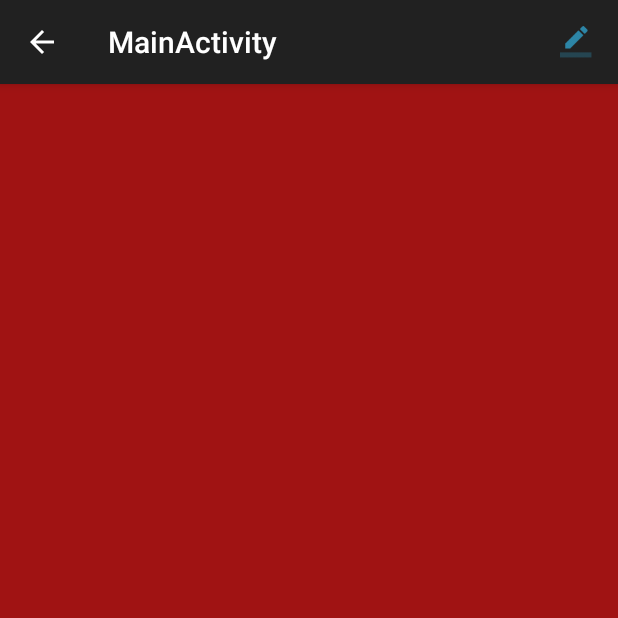
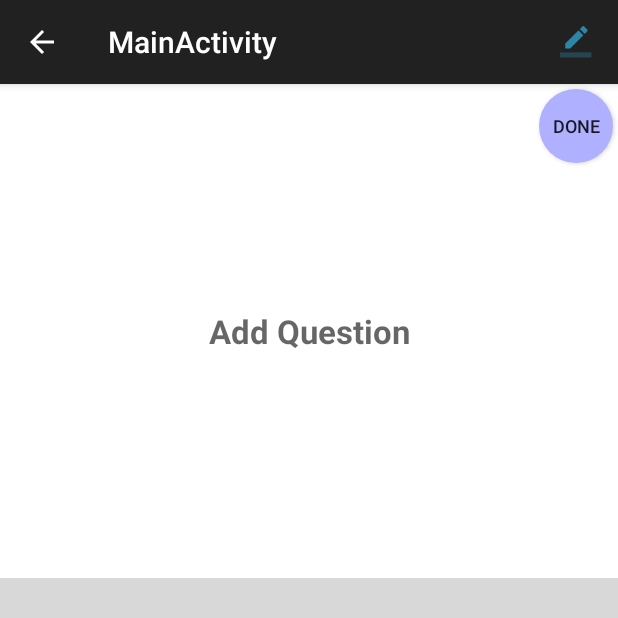
Before and after one commit to ucsdCSE110wi16/CSE110M260T12, an Android app: the MainActivity screen opened directly, with no data from a screen before it, after a tap on "Add Flash Card", on a phone screen of 412 x 824 dp, the top half of it. Run offline under Robolectric (Android 15) with nearby library versions, the light colour scheme and no system bars; 5 statements that could not run were skipped.

Commit message:
merge with G's branch

```diff
--- /dev/null
+++ b/app/src/main/java/com/cards/flash/testez/EditCardFragment.java
@@ -0,0 +1,128 @@
+package com.cards.flash.testez;
+
+/**
+ * Created by Vincent on 2/11/2016.
+ */
+
+import android.app.ActionBar;
+import android.app.Activity;
+import android.content.Context;
+import android.os.Bundle;
+import android.support.v4.app.Fragment;
+import android.view.LayoutInflater;
+import android.view.Menu;
+import android.view.MenuInflater;
+import android.view.MenuItem;
+import android.view.View;
+import android.view.ViewGroup;
+import android.widget.BaseAdapter;
+import android.widget.FrameLayout;
+import android.widget.LinearLayout;
+import android.widget.ListView;
+import android.widget.TextView;
+
+import com.parse.ParseObject;
+
+import java.util.ArrayList;
+import java.util.List;
+import java.util.zip.Inflater;
+
+/**
+ * A placeholder fragment containing a simple view.
+ */
+public class EditCardFragment extends Fragment {
+
+    private FlashCard.AddOrEdit flashCard;
+    private ImageAdapter imAdapter;
+    public ListView lView;
+
+    /**
+     * The fragment argument representing the section number for this
+     * fragment.
+     */
+    private  final String ARG_SECTION_NUMBER = "section_number";
+
+    @Override
+    public void onCreate(Bundle savedInstanceState) {
+        super.onCreate(savedInstanceState);
+        setHasOptionsMenu(true);
+    }
+
+
+
+    @Override
+    public View onCreateView(LayoutInflater inflater, ViewGroup container,
+                             Bundle savedInstanceState) {
+        LinearLayout rootView = (LinearLayout)inflater.inflate(R.layout.fragment_main, container, false);
+        flashCard = new FlashCard.AddOrEdit(getContext(),FlashCardEnum.ADD_MODE);
+
+        rootView.addView(flashCard,0);
+
+
+        // Add listview to frame
+        ListView lView = (ListView)rootView.findViewById(R.id.listView);
+        imAdapter = new ImageAdapter(rootView.getContext());
+        lView.setAdapter(imAdapter);
+
+
+        //'rootView.addView(flashCard);
+            /*FlashCard.AddOrEdit flashCard = new FlashCard.AddOrEdit(getContext(), FlashCardEnum.EDIT_MODE);
+            flashCard.setMultiChoiceSettings(object.getString("answer"), array);
+            flashCard.setQuestion(object.getString("quetion"));*/
+
+
+        return rootView;
+    }
+
+    @Override
+    public boolean onOptionsItemSelected(MenuItem item) {
+
+
+        switch (item.getItemId()) {
+            case R.id.add_flashcards:
+                return true;
+
+            default:
+                // If we got here, the user's action was not recognized.
+                // Invoke the superclass to handle it.
+                return super.onOptionsItemSelected(item);
+
+        }
+    }
+    @Override
+    public void onAttach(Activity activity) {
+        super.onAttach(activity);
+        ((MainActivity) activity).onSectionAttached(
+                getArguments().getInt("position"));
+    }
+
+
+    class ImageAdapter extends BaseAdapter {
+        private ArrayList<String> qs = new ArrayList<String>();
+        private Context mContext;
+
+    public ImageAdapter(Context c) {
+        mContext = c;
+    }
+    @Override
+    public int getCount() {
+        return qs.size();
+    }
+
+    @Override
+    public Object getItem(int position) {
+        return null;
+    }
+
+    @Override
+    public long getItemId(int position) {
+        return 0;
+    }
+
+    @Override
+    public View getView(int position, View convertView, ViewGroup parent) {
+        FlashCard.AddOrEdit view = new FlashCard.AddOrEdit(mContext,FlashCardEnum.ADD_MODE);
+        return view;
+    }
+}
+}
--- a/app/src/main/res/layout/fragment_main.xml
+++ b/app/src/main/res/layout/fragment_main.xml
@@ -1,31 +1,15 @@
-<RelativeLayout xmlns:android="http://schemas.android.com/apk/res/android"
+<LinearLayout xmlns:android="http://schemas.android.com/apk/res/android"
     xmlns:tools="http://schemas.android.com/tools"
     android:layout_width="fill_parent"
     android:layout_height="fill_parent"
-    tools:context="com.cards.flash.testez.MainActivity$PlaceholderFragment"
-    android:background="#b3afaf">
-    <!--android:paddingBottom="@dimen/activity_vertical_margin"
-    android:paddingLeft="@dimen/activity_horizontal_margin"
-    android:paddingRight="@dimen/activity_horizontal_margin"
-    android:paddingTop="@dimen/activity_vertical_margin"
+    android:orientation="vertical"
+    tools:context="com.cards.flash.testez.MainActivity$EditCardFragment"
+    android:background="#d9d8d8"
+    android:gravity="top">
 
-
-
-    <TextView
-        android:id="@+id/section_label"
-        android:layout_width="wrap_content"
+    <ListView
+        android:layout_width="match_parent"
         android:layout_height="wrap_content"
-        android:text="Testing fragment"
-        android:textSize="22dp"
-        android:textIsSelectable="false" />
-        -->
-    <!--<FrameLayout
-        android:id="@+id/container"
-        android:layout_width="match_parent"
-        android:layout_height="match_parent" />
-
-    <com.cards.flash.testez.FlashCard
-        android:layout_width="match_parent"
-        android:layout_height="wrap_content" />-->
-
-</RelativeLayout>
+        android:id="@+id/listView"
+        android:layout_gravity="center_horizontal" />
+</LinearLayout>
--- a/app/src/main/res/layout/main_activity.xml
+++ b/app/src/main/res/layout/main_activity.xml
@@ -14,7 +14,6 @@
         android:layout_height="match_parent"
         android:background="#a01313">
 
-
     </FrameLayout>
     <!-- The drawer is given a fixed width in dp and extends the full height of
          the container. -->
--- a/app/src/main/res/menu/main.xml
+++ b/app/src/main/res/menu/main.xml
@@ -1,7 +1,6 @@
 <menu xmlns:android="http://schemas.android.com/apk/res/android"
     xmlns:app="http://schemas.android.com/apk/res-auto"
-    xmlns:tools="http://schemas.android.com/tools"
-    tools:context="com.cards.flash.testez.MainActivity">
+    >
     <group
         android:id="@+id/main_group" >
     <item
```
Also changed, not shown: app/src/main/java/com/cards/flash/testez/FlashCardFlip.java (+7 -0 lines), app/src/main/java/com/cards/flash/testez/MainActivity.java (+22 -119 lines), app/src/main/res/layout/activity_add_flash_card.xml (deleted, +0 -14 lines), app/src/main/res/layout/card_question_side.xml (+0 -17 lines), app/src/main/res/layout/deck_view.xml (added, +13 -0 lines).
